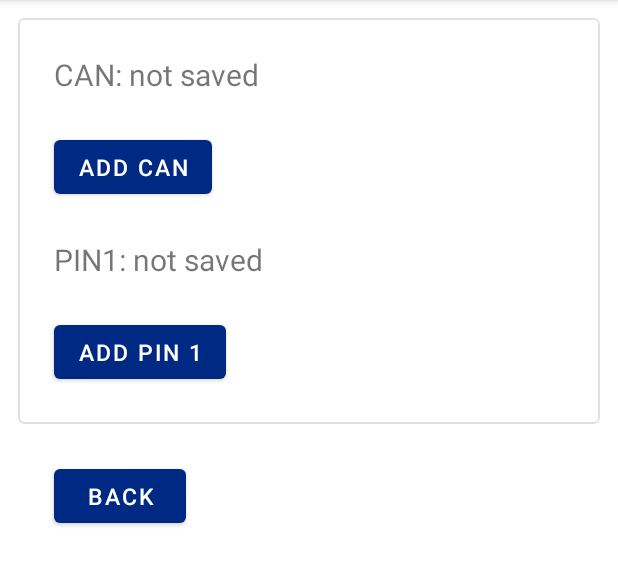
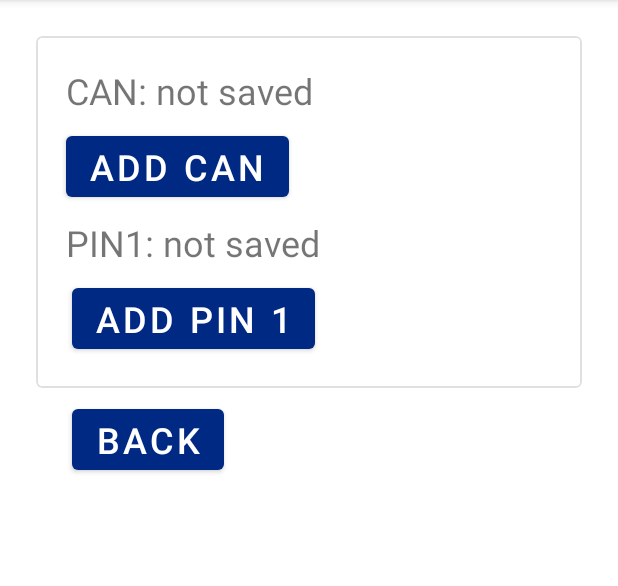
Before and after one commit to TanelOrumaa/Estonian-ID-card-mobile-authenticator-POC, an Android app: the SettingsFragment screen opened through its navigation route, on a phone screen of 412 x 824 dp, the part 84-670 px from its top. Run offline under Robolectric (Android 15) with nearby library versions, the phone set to English and light mode, and no system bars; 4 statements that could not run were skipped.

Commit message:
MOB-40 changed the settings view and fixed menu notifications

```diff
--- a/MobileAuthApp/app/src/main/java/com/tarkvaraprojekt/mobileauthapp/menu/SettingsFragment.kt
+++ b/MobileAuthApp/app/src/main/java/com/tarkvaraprojekt/mobileauthapp/menu/SettingsFragment.kt
@@ -8,6 +8,7 @@ import android.widget.Button
 import androidx.fragment.app.Fragment
 import androidx.fragment.app.activityViewModels
 import androidx.navigation.fragment.findNavController
+import com.tarkvaraprojekt.mobileauthapp.MainActivity
 import com.tarkvaraprojekt.mobileauthapp.R
 import com.tarkvaraprojekt.mobileauthapp.databinding.FragmentSettingsBinding
 import com.tarkvaraprojekt.mobileauthapp.model.SmartCardViewModel
@@ -67,6 +68,7 @@ class SettingsFragment : Fragment() {
             viewModel.deleteCan(requireContext())
             showCanField()
         } else {
+            (activity as MainActivity).inMenu = false
             val action = SettingsFragmentDirections.actionSettingsFragmentToCanFragment(saving = true)
             findNavController().navigate(action)
         }
@@ -101,6 +103,7 @@ class SettingsFragment : Fragment() {
             viewModel.deletePin(requireContext())
             showPinField()
         } else {
+            (activity as MainActivity).inMenu = false
             val action = SettingsFragmentDirections.actionSettingsFragmentToPinFragment(saving = true)
             findNavController().navigate(action)
         }
@@ -130,6 +133,7 @@ class SettingsFragment : Fragment() {
      * Navigates back to home fragment.
      */
     private fun backToHome() {
+        (activity as MainActivity).inMenu = false
         findNavController().navigate(R.id.action_settingsFragment_to_homeFragment)
     }
 
--- a/MobileAuthApp/app/src/main/res/layout/fragment_settings.xml
+++ b/MobileAuthApp/app/src/main/res/layout/fragment_settings.xml
@@ -4,7 +4,7 @@
     xmlns:tools="http://schemas.android.com/tools"
     android:layout_width="match_parent"
     android:layout_height="match_parent"
-    android:layout_margin="12dp"
+    android:layout_margin="@dimen/padding"
     tools:context=".menu.SettingsFragment">
 
     <com.google.android.material.card.MaterialCardView
@@ -22,44 +22,46 @@
             android:layout_width="match_parent"
             android:layout_height="wrap_content"
             android:orientation="vertical"
-            android:padding="12dp">
+            android:padding="@dimen/padding_small">
             <TextView
                 android:id="@+id/can_saved"
                 android:layout_width="match_parent"
                 android:layout_height="wrap_content"
-                android:textSize="20sp"
-                android:padding="12dp"
+                android:textSize="@dimen/regular_text"
+                android:padding="@dimen/margin_small"
                 android:text="@string/saved_can" />
             <Button
                 android:id="@+id/can_menu_action"
-                android:layout_margin="12dp"
-                android:textSize="15sp"
+                android:layout_margin="@dimen/margin_small"
+                android:textSize="@dimen/regular_text"
                 android:layout_width="wrap_content"
                 android:layout_height="wrap_content"/>
             <TextView
                 android:id="@+id/pin_saved"
                 android:layout_width="match_parent"
                 android:layout_height="wrap_content"
-                android:textSize="20sp"
-                android:padding="12dp"
+                android:textSize="@dimen/regular_text"
+                android:padding="@dimen/margin_small"
                 android:text="@string/saved_pin"/>
             <LinearLayout
                 android:layout_width="match_parent"
                 android:layout_height="wrap_content"
-                android:orientation="horizontal">
-                <Button
-                    android:id="@+id/pin_menu_action"
-                    android:layout_margin="12dp"
-                    android:textSize="15sp"
-                    android:layout_width="wrap_content"
-                    android:layout_height="wrap_content" />
+                android:orientation="vertical">
                 <Button
                     android:id="@+id/pin_menu_show"
-                    android:layout_margin="12dp"
-                    android:textSize="15sp"
+                    android:layout_marginHorizontal="@dimen/margin"
+                    android:layout_marginVertical="@dimen/margin_small"
+                    android:textSize="@dimen/regular_text"
                     android:layout_width="wrap_content"
                     android:layout_height="wrap_content"
                     android:visibility="gone"/>
+                <Button
+                    android:id="@+id/pin_menu_action"
+                    android:layout_marginHorizontal="@dimen/margin"
+                    android:layout_marginVertical="@dimen/margin_small"
+                    android:textSize="@dimen/regular_text"
+                    android:layout_width="wrap_content"
+                    android:layout_height="wrap_content" />
             </LinearLayout>
         </LinearLayout>
     </com.google.android.material.card.MaterialCardView>
@@ -69,8 +71,9 @@
         android:layout_width="wrap_content"
         android:layout_height="wrap_content"
         android:text="@string/return_text"
-        android:layout_margin="24dp"
-        android:textSize="15sp"
+        android:layout_marginVertical="@dimen/margin"
+        android:layout_marginStart="@dimen/padding"
+        android:textSize="@dimen/regular_text"
         app:layout_constraintTop_toBottomOf="@id/settings_card"
         app:layout_constraintStart_toStartOf="parent" />
 
--- a/MobileAuthApp/app/src/main/res/values/dimens.xml
+++ b/MobileAuthApp/app/src/main/res/values/dimens.xml
@@ -3,6 +3,7 @@
     <dimen name="margin_small">4dp</dimen>
     <dimen name="margin">8dp</dimen>
     <dimen name="margin_big">16dp</dimen>
+    <dimen name="margin_huge">32dp</dimen>
     <dimen name="padding_tiny">8dp</dimen>
     <dimen name="padding_small">16dp</dimen>
     <dimen name="padding">24dp</dimen>
--- a/MobileAuthApp/app/src/main/res/values/strings.xml
+++ b/MobileAuthApp/app/src/main/res/values/strings.xml
@@ -95,5 +95,6 @@
     <string name="action_detect_unavailable">CAN must be added before ID card can be detected</string>
     <string name="nfc_not_available">NFC is not turned on or is not supported by the phone</string>
     <string name="nfc_reading_error">The provided CAN does not match the ID card</string>
-    <string name="id_card_removed_early">ID card was removed too eraly</string>
+    <string name="id_card_removed_early">ID card was removed too early</string>
+    <string name="try_again">Try Again</string>
 </resources>
```
Also changed, not shown: MobileAuthApp/app/src/main/java/com/tarkvaraprojekt/mobileauthapp/HomeFragment.kt (+50 -29 lines), MobileAuthApp/app/src/main/java/com/tarkvaraprojekt/mobileauthapp/MainActivity.kt (+6 -1 lines), MobileAuthApp/app/src/main/res/layout/fragment_home.xml (+12 -0 lines), MobileAuthApp/app/src/main/res/layout/fragment_pin.xml (+12 -17 lines), 2 other files.
